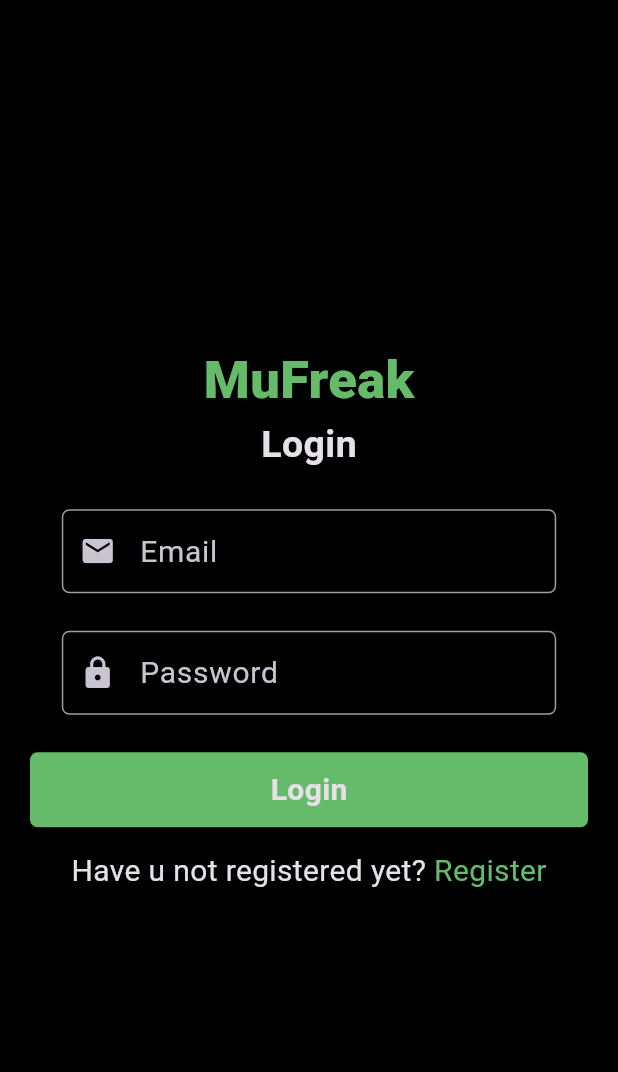
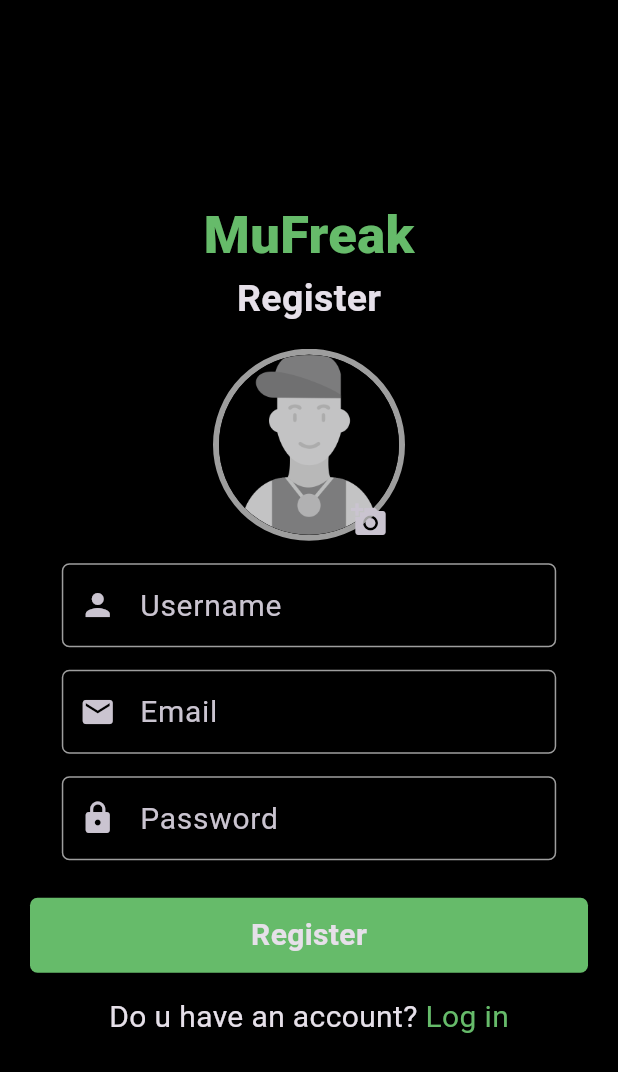
Before and after one commit to ovezthaking/MuFreak, a Flutter app: the screen it shows after launch, on a phone screen of 412 x 824 dp. Shown: the top 1072 px of the screen. Run offline on Flutter 3.47's test engine with Material 3 defaults, Android fonts, the phone set to English and light mode, and no system bars.

Commit message:
sign up screen

```diff
--- a/lib/constants.dart
+++ b/lib/constants.dart
@@ -4,3 +4,10 @@ import 'package:flutter/material.dart';
 const backgroundColor = Colors.black;
 var buttonColor = Colors.green[400];
 const borderColor = Colors.grey;
+
+
+// IMAGES
+//const defaultProfileImage = '../../../assets/images/DefaultProfileImage.png';
+class DefaultProfileImage {
+  static const String png = 'assets/images/default_profile_image.png';
+}
--- a/lib/main.dart
+++ b/lib/main.dart
@@ -1,6 +1,7 @@
 import 'package:flutter/material.dart';
 import 'package:mufreak/constants.dart';
 import 'package:mufreak/views/screens/auth/login_screen.dart';
+import 'package:mufreak/views/screens/auth/signup_screen.dart';
 
 void main() {
   runApp(const MyApp());
@@ -18,7 +19,7 @@ class MyApp extends StatelessWidget {
       theme: ThemeData.dark().copyWith(
         scaffoldBackgroundColor: backgroundColor,
       ),
-      home: LoginScreen(),
+      home: SignupScreen(),
     );
   }
 }
--- /dev/null
+++ b/lib/views/screens/auth/signup_screen.dart
@@ -0,0 +1,152 @@
+import 'package:flutter/material.dart';
+import 'package:mufreak/constants.dart';
+import 'package:mufreak/views/widgets/text_input_field.dart';
+
+class SignupScreen extends StatelessWidget {
+  SignupScreen({super.key});
+
+  final TextEditingController _emailController = TextEditingController();
+  final TextEditingController _passwordController = TextEditingController();
+  final TextEditingController _usernameController = TextEditingController();
+
+  @override
+
+  Widget build(BuildContext context) {
+    return Scaffold(
+      body: Container(
+        alignment: Alignment.center,
+        child: Column(
+          mainAxisAlignment: MainAxisAlignment.center,
+          children: [
+            Text(
+              'MuFreak',
+              style: TextStyle(
+                fontSize: 35,
+                color: buttonColor,
+                fontWeight: FontWeight.w900,
+                ),
+            ),
+            const Text(
+              'Register',
+              style: TextStyle(
+                fontSize: 25,
+                fontWeight: FontWeight.w700,
+              ),
+            ),
+            const SizedBox(
+              height: 15,
+              ),
+              Stack(
+              children: [
+                Container(
+                  width: 128,
+                  height: 128,
+                  decoration: BoxDecoration(
+                    shape: BoxShape.circle,
+                    border: Border.all(
+                      color: borderColor,
+                      width: 4.0,
+                    ),
+                  ),
+                  child: const CircleAvatar(
+                    radius: 64,
+                    backgroundImage: AssetImage(DefaultProfileImage.png),
+                    backgroundColor: Colors.black,
+                  ),
+                ),
+                Positioned(
+                  bottom: -10,
+                  left: 80,
+                  child: IconButton(
+                    onPressed: () {
+                      print("pick a photo");
+                    },
+                    icon: const Icon(Icons.add_a_photo),
+                  ),
+                ),
+              ],
+            ),
+            const SizedBox(
+              height: 15,
+              ),
+            Container(
+              width: MediaQuery.of(context).size.width * 0.8,
+              margin: const EdgeInsets.symmetric(horizontal: 20),
+              child: TextInputField(
+                controller: _usernameController,
+                labelText: 'Username',
+                isObscure: false,
+                icon: Icons.person,
+              ),
+            ),
+            const SizedBox(
+              height: 15,
+              ),
+            Container(
+              width: MediaQuery.of(context).size.width * 0.8,
+              margin: const EdgeInsets.symmetric(horizontal: 20),
+              child: TextInputField(
+                controller: _emailController,
+                labelText: 'Email',
+                isObscure: false,
+                icon: Icons.email,
+              ),
+            ),
+            const SizedBox(
+              height: 15,
+              ),
+            Container(
+              width: MediaQuery.of(context).size.width * 0.8,
+              margin: const EdgeInsets.symmetric(horizontal: 20),
+              child: TextInputField(
+                controller: _passwordController,
+                labelText: 'Password',
+                isObscure: false,
+                icon: Icons.lock,
+              ),
+            ),
+            const SizedBox(
+              height: 25,
+              ),
+            Container(
+              width: MediaQuery.of(context).size.width-40,
+              height: 50,
+              decoration: BoxDecoration(
+                color: buttonColor,
+                borderRadius: const BorderRadius.all(
+                  Radius.circular(5),
+                ),
+              ),
+              child: InkWell(
+                onTap: () {
+                  print('Register user');
+                },
+                child: const Center(
+                  child: Text(
+                    'Register',
+                    style: TextStyle(
+                      fontSize: 20, fontWeight: FontWeight.w700
+                    ),
+                  ),
+                ),
+              ),
+            ),
+            SizedBox(height: 15,),
+            Row(
+              mainAxisAlignment: MainAxisAlignment.center,
+              children: [
+                const Text("Do u have an account?", style: TextStyle(fontSize: 20,),),
+                InkWell(
+                  onTap: () {
+                    print('navigating user');
+                  },
+                  child:
+                Text(' Log in', style: TextStyle(fontSize: 20, color: buttonColor),)),
+              ],
+            )
+          ],
+        ),
+      ),
+    );
+  }
+}
--- a/pubspec.yaml
+++ b/pubspec.yaml
@@ -87,3 +87,5 @@ flutter:
   #
   # For details regarding fonts from package dependencies,
   # see https://flutter.dev/to/font-from-package
+  assets:
+    - assets/images/default_profile_image.png
```
Also changed, not shown: assets/images/default_profile_image.png (added).
